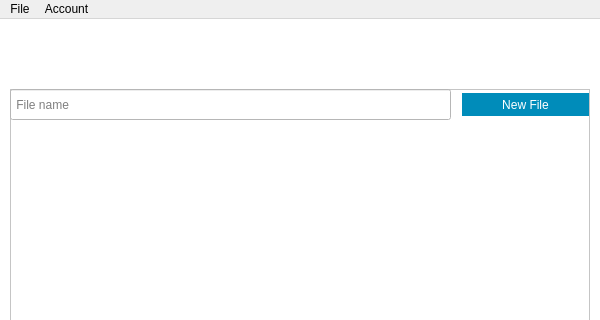
Before: the Qt Designer form client/ui/showFiles.ui in s267562/Live-Text-Editor, drawn with Qt 5; both pictures show x 0 to 600 and y 0 to 320 of the 600 by 600 pixel window.
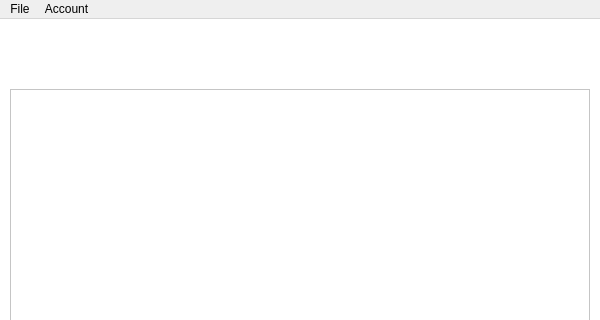
After: the same form once the commit is applied. Icons and pictures are not drawn. Custom widgets are drawn as their Qt base class.

Commit message: adding create file dialog

```diff
--- a/client/ui/showFiles.ui
+++ b/client/ui/showFiles.ui
@@ -55,65 +55,6 @@
 }</string>
     </property>
    </widget>
-   <widget class="QLineEdit" name="filename">
-    <property name="geometry">
-     <rect>
-      <x>10</x>
-      <y>70</y>
-      <width>441</width>
-      <height>31</height>
-     </rect>
-    </property>
-    <property name="statusTip">
-     <string/>
-    </property>
-    <property name="whatsThis">
-     <string>&lt;html&gt;&lt;head/&gt;&lt;body&gt;&lt;p&gt;File name&lt;/p&gt;&lt;p&gt;&lt;br/&gt;&lt;/p&gt;&lt;/body&gt;&lt;/html&gt;</string>
-    </property>
-    <property name="accessibleDescription">
-     <string/>
-    </property>
-    <property name="inputMask">
-     <string/>
-    </property>
-    <property name="placeholderText">
-     <string> File name</string>
-    </property>
-   </widget>
-   <widget class="QPushButton" name="pushButton_newFile">
-    <property name="geometry">
-     <rect>
-      <x>460</x>
-      <y>70</y>
-      <width>131</width>
-      <height>31</height>
-     </rect>
-    </property>
-    <property name="autoFillBackground">
-     <bool>false</bool>
-    </property>
-    <property name="styleSheet">
-     <string notr="true">QPushButton{
-background-color: #008CBA;
-border: none;
-color: white;
-text-align: center;
-margin: 4px 2px;
-opacity: 0.6;
-text-decoration: none;
-}
-
-QPushButton:hover
-{
-	background-color: white;
-	border: 1px solid #008CBA;
-	color : #008CBA;
-}</string>
-    </property>
-    <property name="text">
-     <string>New File</string>
-    </property>
-   </widget>
    <widget class="QWidget" name="customToolbar" native="true">
     <property name="geometry">
      <rect>
```
The commit also changes 7 other files.
